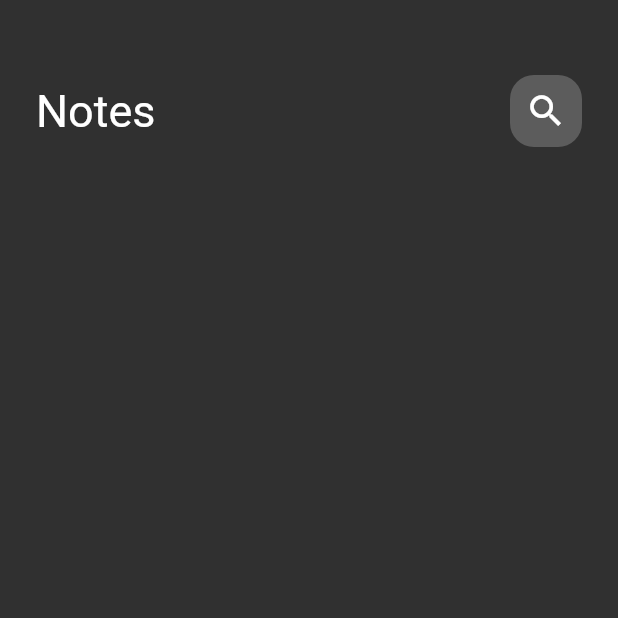
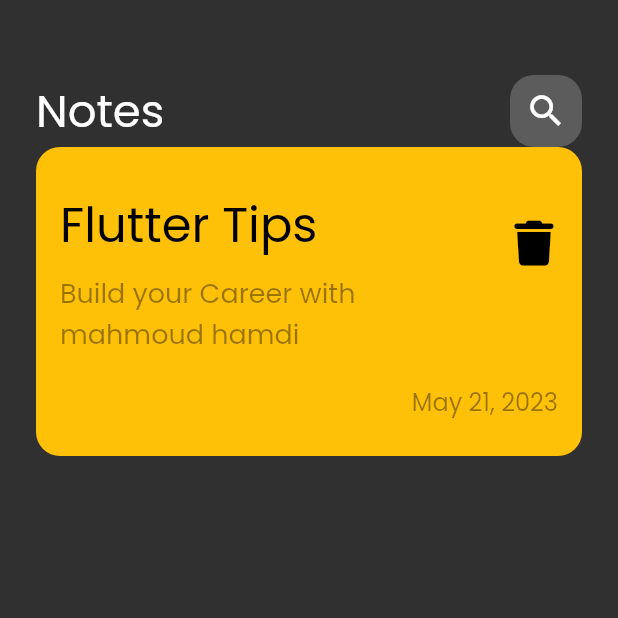
Before and after one commit to mahmoodhamdi/note_app, a Flutter app: the screen it shows after launch, on a phone screen of 412 x 824 dp, the top half of it. Run offline on Flutter 3.47's test engine with Material 2 defaults, Android fonts, the phone set to English and light mode, and no system bars; our stand-ins replace font_awesome_flutter.

Commit message:
create and impelement note item

```diff
--- a/lib/main.dart
+++ b/lib/main.dart
@@ -12,7 +12,7 @@ class NoteApp extends StatelessWidget {
   @override
   Widget build(BuildContext context) {
     return MaterialApp(
-      theme: ThemeData(brightness: Brightness.dark),
+      theme: ThemeData(brightness: Brightness.dark, fontFamily: "Poppins"),
       debugShowCheckedModeBanner: false,
       home: const NotesView(),
     );
--- /dev/null
+++ b/lib/widgets/note_item.dart
@@ -0,0 +1,54 @@
+import 'package:flutter/material.dart';
+import 'package:font_awesome_flutter/font_awesome_flutter.dart';
+
+class NotesItem extends StatelessWidget {
+  const NotesItem({super.key});
+
+  @override
+  Widget build(BuildContext context) {
+    return Container(
+      padding: const EdgeInsets.only(top: 24, bottom: 24, left: 16, right: 8),
+      decoration: const BoxDecoration(
+        color: Colors.amber,
+        borderRadius: BorderRadius.all(
+          Radius.circular(16),
+        ),
+      ),
+      child: Column(
+        crossAxisAlignment: CrossAxisAlignment.end,
+        children: [
+          ListTile(
+            contentPadding: const EdgeInsets.all(0),
+            title: const Text(
+              "Flutter Tips",
+              style: TextStyle(fontSize: 32, color: Colors.black),
+            ),
+            subtitle: Padding(
+              padding: const EdgeInsets.only(top: 8.0),
+              child: Text("Build your Career with mahmoud hamdi",
+                  style: TextStyle(
+                      fontSize: 18, color: Colors.black.withOpacity(.4))),
+            ),
+            trailing: IconButton(
+                onPressed: () {},
+                icon: const Icon(
+                  FontAwesomeIcons.trash,
+                  color: Colors.black,
+                  size: 30,
+                )),
+          ),
+          Padding(
+            padding: const EdgeInsets.only(right: 8.0, top: 16),
+            child: Text(
+              "May 21, 2023",
+              style: TextStyle(
+                fontSize: 16,
+                color: Colors.black.withOpacity(.4),
+              ),
+            ),
+          )
+        ],
+      ),
+    );
+  }
+}
--- a/lib/widgets/notes_view_widget.dart
+++ b/lib/widgets/notes_view_widget.dart
@@ -1,5 +1,6 @@
 import 'package:flutter/material.dart';
 import 'package:note_app/widgets/app_bar_widget.dart';
+import 'package:note_app/widgets/note_item.dart';
 
 class NotesViewWidget extends StatelessWidget {
   const NotesViewWidget({super.key});
@@ -14,6 +15,7 @@ class NotesViewWidget extends StatelessWidget {
             height: 50,
           ),
           AppBarWidget(),
+       NotesItem()
         ],
       ),
     );
```
Also changed, not shown: pubspec.yaml (+8 -15 lines), assets/fonts/Poppins-Regular.ttf (added), pubspec.lock.
